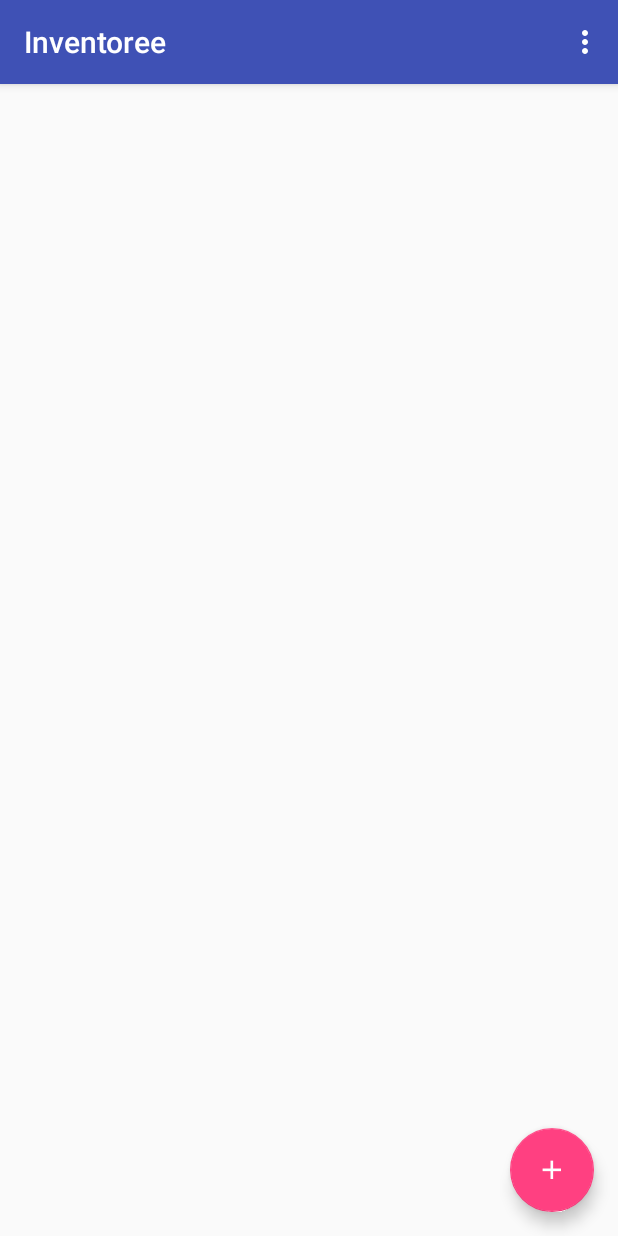
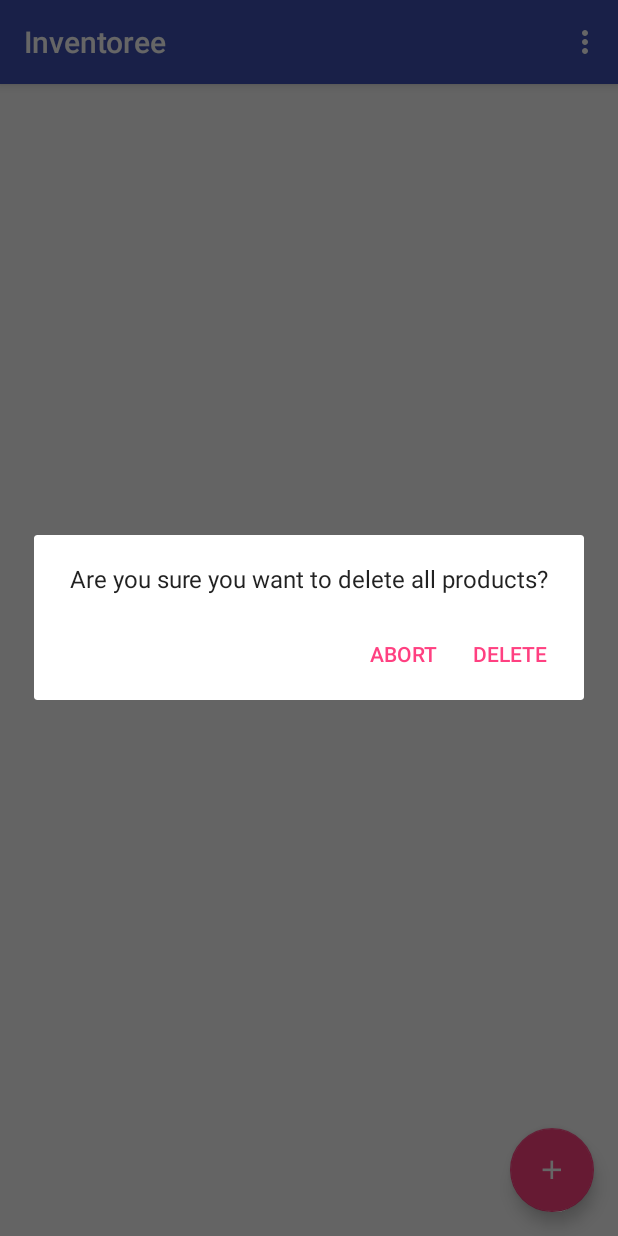
Before and after one commit to zachsg/InventoreeApp, an Android app: the screen it shows after launch (MainActivity), in the options menu, after a tap on "Wipe data", on a phone screen of 412 x 824 dp. Run offline under Robolectric (Android 15) with nearby library versions, the phone set to English and light mode, and no system bars.

Commit message:
Added deletion confirmations when user wants to wipe database from MainActivity.

```diff
--- a/app/src/main/java/com/example/zachg/inventoree/EditorActivity.java
+++ b/app/src/main/java/com/example/zachg/inventoree/EditorActivity.java
@@ -88,7 +88,7 @@ public class EditorActivity extends AppCompatActivity
                         new DialogInterface.OnClickListener() {
                             @Override
                             public void onClick(DialogInterface dialogInterface, int i) {
-                                // User clicked "Discard" button, navigate to parent activity.
+                                // User clicked "Delete" button, navigate to parent activity.
                                 int rowsDeleted =
                                         getContentResolver().delete(mCurrentProductUri, null, null);
                                 if (rowsDeleted > 0) {
@@ -104,7 +104,6 @@ public class EditorActivity extends AppCompatActivity
                                 finish();
                             }
                         };
-
                 // Show a dialog that notifies the user they have unsaved changes
                 confirmDeleteDialog(deleteButtonClickListener);
                 return true;
@@ -135,7 +134,7 @@ public class EditorActivity extends AppCompatActivity
     private void confirmDeleteDialog(
             DialogInterface.OnClickListener discardButtonClickListener) {
         AlertDialog.Builder builder = new AlertDialog.Builder(this);
-        builder.setMessage(R.string.delete_dialog_msg);
+        builder.setMessage(R.string.delete_all_dialog_msg);
         builder.setPositiveButton(R.string.dialog_delete, discardButtonClickListener);
         builder.setNegativeButton(R.string.dialog_abort, new DialogInterface.OnClickListener() {
             public void onClick(DialogInterface dialog, int id) {
--- a/app/src/main/java/com/example/zachg/inventoree/MainActivity.java
+++ b/app/src/main/java/com/example/zachg/inventoree/MainActivity.java
@@ -2,6 +2,7 @@ package com.example.zachg.inventoree;
 
 import android.content.ContentUris;
 import android.content.ContentValues;
+import android.content.DialogInterface;
 import android.content.Intent;
 import android.database.Cursor;
 import android.database.sqlite.SQLiteDatabase;
@@ -11,6 +12,7 @@ import android.support.design.widget.FloatingActionButton;
 import android.support.v4.app.LoaderManager;
 import android.support.v4.content.CursorLoader;
 import android.support.v4.content.Loader;
+import android.support.v7.app.AlertDialog;
 import android.support.v7.app.AppCompatActivity;
 import android.support.v7.widget.Toolbar;
 import android.util.Log;
@@ -78,16 +80,47 @@ public class MainActivity extends AppCompatActivity
         int id = item.getItemId();
 
         if (id == R.id.main_action_delete) {
-            int rowsDeleted = wipeData();
-            if (rowsDeleted > 0) {
-                getContentResolver().notifyChange(ProductEntry.CONTENT_URI, null);
-                Toast.makeText(this, R.string.main_delete_success, Toast.LENGTH_SHORT).show();
-            } else {
-                Toast.makeText(this, R.string.main_delete_failure, Toast.LENGTH_SHORT).show();
-            }
+            DialogInterface.OnClickListener deleteButtonClickListener =
+                    new DialogInterface.OnClickListener() {
+                        @Override
+                        public void onClick(DialogInterface dialogInterface, int i) {
+                            // User clicked "Delete" button, navigate to parent activity.
+                            int rowsDeleted = wipeData();
+                            if (rowsDeleted > 0) {
+                                getContentResolver().notifyChange(ProductEntry.CONTENT_URI, null);
+                                Toast.makeText(getApplicationContext(),
+                                        R.string.main_delete_success, Toast.LENGTH_SHORT).show();
+                            } else {
+                                Toast.makeText(getApplicationContext(),
+                                        R.string.main_delete_failure, Toast.LENGTH_SHORT).show();
+                            }
+                        }
+                    };
+            // Show a dialog that notifies the user they have unsaved changes
+            confirmDeleteDialog(deleteButtonClickListener);
+            return true;
         }
 
         return super.onOptionsItemSelected(item);
+    }
+
+    private void confirmDeleteDialog(
+            DialogInterface.OnClickListener discardButtonClickListener) {
+        AlertDialog.Builder builder = new AlertDialog.Builder(this);
+        builder.setMessage(R.string.delete_all_dialog_msg);
+        builder.setPositiveButton(R.string.dialog_delete, discardButtonClickListener);
+        builder.setNegativeButton(R.string.dialog_abort, new DialogInterface.OnClickListener() {
+            public void onClick(DialogInterface dialog, int id) {
+                if (dialog != null) {
+                    // User clicked "Abort" button, dismiss dialogue.
+                    dialog.dismiss();
+                }
+            }
+        });
+
+        // Create and show the AlertDialog
+        AlertDialog alertDialog = builder.create();
+        alertDialog.show();
     }
 
     int wipeData() {
--- a/app/src/main/res/values/strings.xml
+++ b/app/src/main/res/values/strings.xml
@@ -52,7 +52,8 @@
     <string name="unsaved_changes_dialog_msg">Discard changes and quit editing?</string>
     <string name="discard">Discard</string>
     <string name="keep_editing">Keep Editing</string>
-    <string name="delete_dialog_msg">Are you sure you want to delete product?</string>
+    <string name="delete_dialog_msg">Are you sure you want to delete this product?</string>
+    <string name="delete_all_dialog_msg">Are you sure you want to delete all products?</string>
     <string name="dialog_delete">Delete</string>
     <string name="dialog_abort">Abort</string>
 </resources>
```
